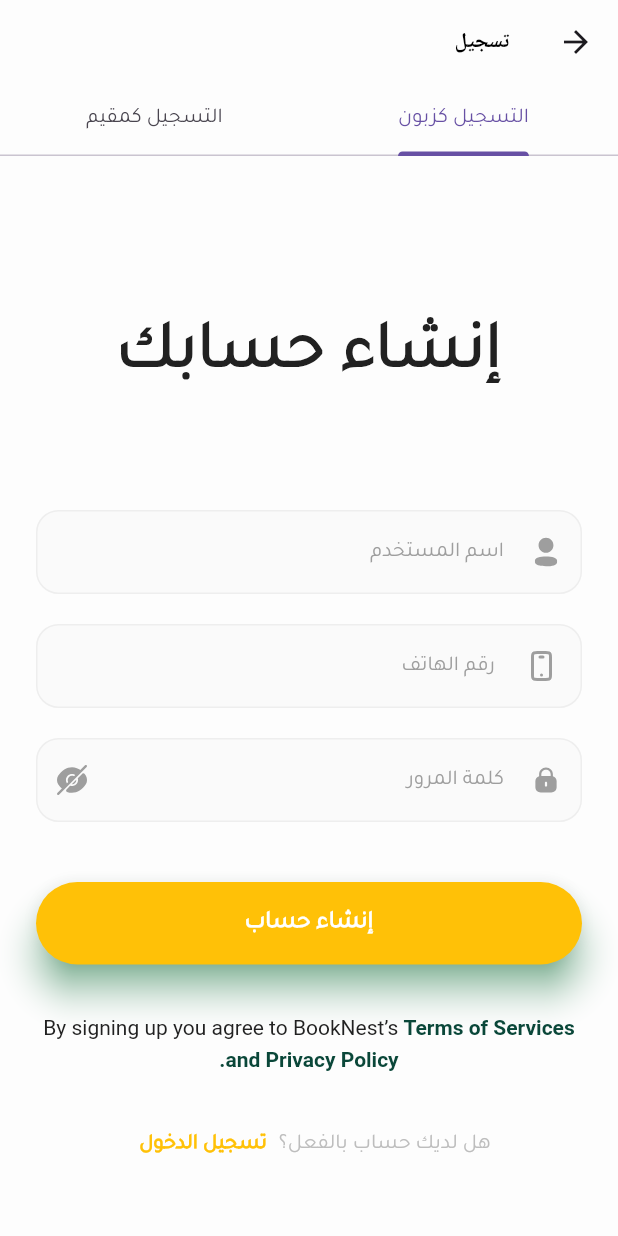
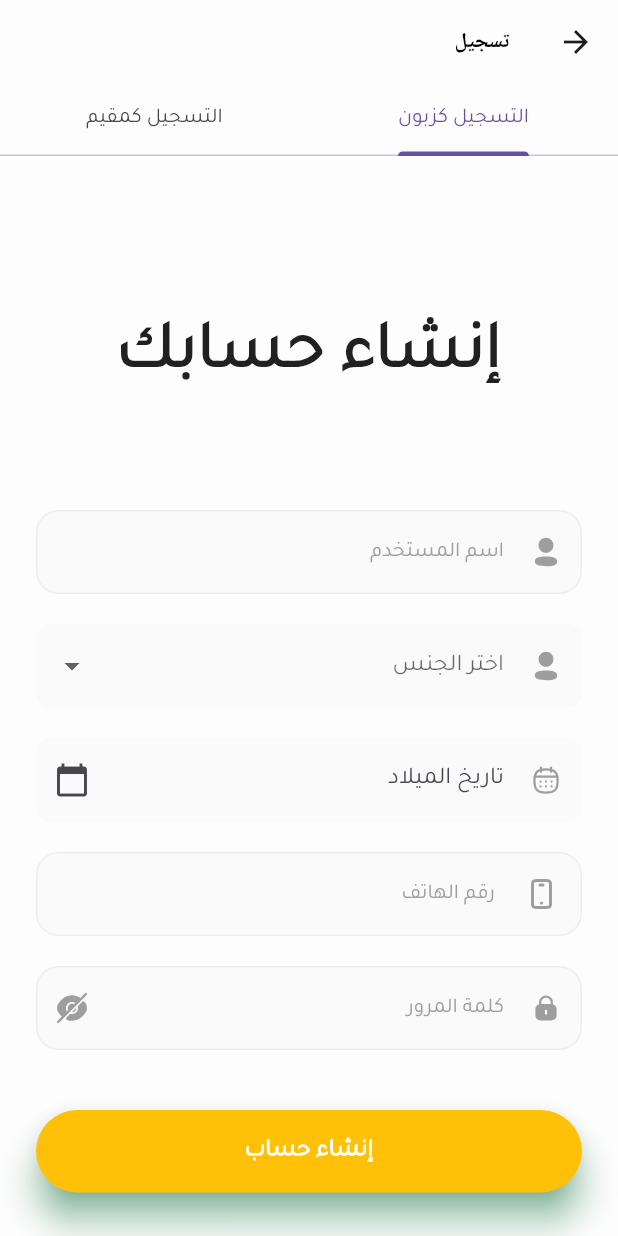
Before and after one commit to NourEldeenElazozy/NourEldeenElazozy-NourEldeenElazozy-hotel-booking-flutter, a Flutter app: the RegisterScreen screen opened by its route, on a phone screen of 412 x 824 dp. Run offline on Flutter 3.47's test engine with Material 3 defaults, Android fonts, the phone set to English and light mode, and no system bars; our stand-ins replace carousel_slider, dio, dots_indicator, flutter_credit_card, flutter_mobx, flutter_rating_bar and 10 more; accounts and stored records are empty; network calls fail; project files that could hold a hidden picture were left out.

Commit message:
Fix Select Date

```diff
--- a/lib/presentation/screen/auth/Register/register.dart
+++ b/lib/presentation/screen/auth/Register/register.dart
@@ -84,6 +84,80 @@ class RegisterScreenState extends State<RegisterScreen> with SingleTickerProvide
                   hintText: "اسم المستخدم",
                   fillColor: controller.themeController.isDarkMode.value ? MyColors.darkTextFieldColor : MyColors.disabledTextFieldColor,
                 ),
+                const SizedBox(height: 20),
+              DropdownButtonFormField<String>(
+                value: controller.gender.value.isEmpty ? null : controller.gender.value, // استخدام قيمة افتراضية
+                decoration: InputDecoration(
+                  filled: true,
+                  fillColor: controller.themeController.isDarkMode.value ? MyColors.darkTextFieldColor : MyColors.disabledTextFieldColor,
+                  hintText: "اختر الجنس",
+                  prefixIcon: Padding(
+                    padding: const EdgeInsets.all(15),
+                    child: SvgPicture.asset(MyImages.user), // استخدم أيقونة مناسبة للجنس
+                  ),
+                  border: OutlineInputBorder(
+                    borderRadius: BorderRadius.circular(10),
+                    borderSide: BorderSide.none,
+                  ),
+                ),
+                items: [
+                  DropdownMenuItem(
+                    value: 'male',
+                    child: Text('ذكر'),
+                  ),
+                  DropdownMenuItem(
+                    value: 'female',
+                    child: Text('أنثى'),
+                  ),
+                ],
+                onChanged: (value) {
+                  controller.gender.value = value ?? ''; // تحديث القيمة في الـ controller
+                },
+                validator: (value) {
+                  if (value == null) {
+                    return 'يرجى اختيار الجنس';
+                  }
+                  return null;
+                },
+              ),
+                const SizedBox(height: 20),
+              TextFormField(
+                readOnly: true, // لجعل الحقل للعرض فقط
+                controller: TextEditingController(text: controller.birthDate.value), // تعيين القيمة
+                decoration: InputDecoration(
+                  hintText: "تاريخ الميلاد",
+                  filled: true,
+                  fillColor: controller.themeController.isDarkMode.value ? MyColors.darkTextFieldColor : MyColors.disabledTextFieldColor,
+                  prefixIcon: Padding(
+                    padding: const EdgeInsets.all(15),
+                    child: SvgPicture.asset(MyImages.datePicker), // استخدم أيقونة التقويم
+                  ),
+                  suffixIcon: IconButton(
+                    icon: Icon(Icons.calendar_today),
+                    onPressed: () async {
+                      DateTime? pickedDate = await showDatePicker(
+                        context: context,
+                        initialDate: DateTime.now(),
+                        firstDate: DateTime(1900),
+                        lastDate: DateTime.now(),
+                      );
+                      if (pickedDate != null) {
+                        controller.birthDate.value = "${pickedDate.toLocal()}".split(' ')[0]; // تعيين تاريخ الميلاد
+                      }
+                    },
+                  ),
+                  border: OutlineInputBorder(
+                    borderRadius: BorderRadius.circular(10),
+                    borderSide: BorderSide.none,
+                  ),
+                ),
+                validator: (value) {
+                  if (value == null || value.isEmpty) {
+                    return 'يرجى إدخال تاريخ الميلاد';
+                  }
+                  return null;
+                },
+              ),
                 const SizedBox(height: 20),
                 CustomTextFormField(
                   controller: controller.phoneController,
--- a/lib/presentation/screen/auth/Register/register_controller.dart
+++ b/lib/presentation/screen/auth/Register/register_controller.dart
@@ -2,6 +2,8 @@ part of 'register_import.dart';
 
 class RegisterController extends GetxController {
   final ThemeController themeController = Get.put(ThemeController());
+  RxString gender ="".obs ;
+  RxString birthDate="".obs ;
 
   final GlobalKey<FormState> formKey = GlobalKey<FormState>();
 
--- a/lib/presentation/screen/auth/Register/register_import.dart
+++ b/lib/presentation/screen/auth/Register/register_import.dart
@@ -4,6 +4,7 @@ import 'package:flutter/material.dart';
 import 'package:flutter/services.dart';
 import 'package:flutter_svg/flutter_svg.dart';
 import 'package:flutter_svg/svg.dart';
+import 'package:get/get_rx/get_rx.dart';
 import 'package:hotel_booking/core/constants/my_colors.dart';
 import 'package:hotel_booking/core/constants/my_images.dart';
 import 'package:hotel_booking/core/constants/my_strings.dart';
```
